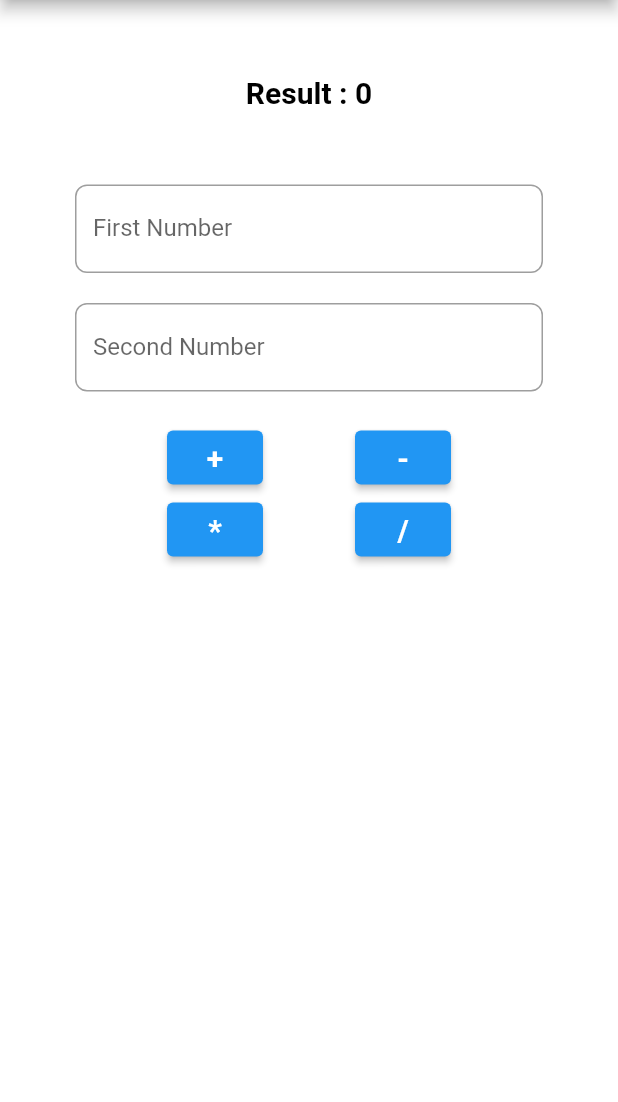
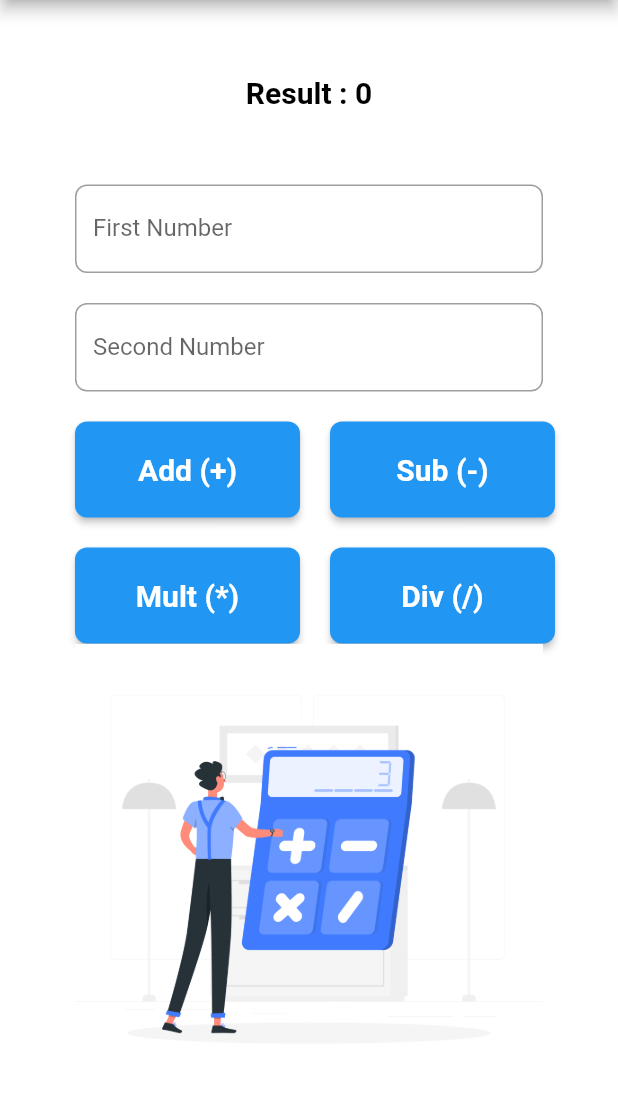
Before and after one commit to akashgamage/F-Cal, a Flutter app: the SimpleCalculator screen opened directly, on a phone screen of 412 x 824 dp, the part 84-1186 px from its top. Run offline on Flutter 3.47's test engine with Material 2 defaults, Android fonts, the light colour scheme and no system bars.

Commit message:
back updt

```diff
--- a/lib/simplecalculator.dart
+++ b/lib/simplecalculator.dart
@@ -47,7 +47,7 @@ class _SimpleCalculatorState extends State<SimpleCalculator> {
   @override
   Widget build(BuildContext context) {
     return Scaffold(
-      backgroundColor: Color.fromARGB(255, 255, 255, 255),
+      backgroundColor: const Color.fromARGB(255, 255, 255, 255),
       appBar: AppBar(
         title: const Text("Simple Calculator"),
       ),
@@ -57,10 +57,10 @@ class _SimpleCalculatorState extends State<SimpleCalculator> {
           children: [
             Text(
               "Result : $result",
-              style: TextStyle(
+              style: const TextStyle(
                   fontSize: 20,
                   fontWeight: FontWeight.bold,
-                  color: const Color.fromARGB(255, 0, 0, 0)),
+                  color: Color.fromARGB(255, 0, 0, 0)),
             ),
             const SizedBox(
               height: 50,
@@ -88,57 +88,100 @@ class _SimpleCalculatorState extends State<SimpleCalculator> {
             Row(
               mainAxisAlignment: MainAxisAlignment.spaceEvenly,
               children: [
-                ElevatedButton(
+                SizedBox(
+                  height: 64,
+                  width: 150,
+                  child: ElevatedButton(
+                      style: ElevatedButton.styleFrom(
+                          shape: RoundedRectangleBorder(
+                        borderRadius: BorderRadius.circular(8),
+                      )),
                       onPressed: () {
                         add();
                         controller1.clear();
                         controller2.clear();
                       },
                       child: const Text(
-                      "+",
-                      style:
-                          TextStyle(fontSize: 20, fontWeight: FontWeight.bold),
+                        "Add (+)",
+                        style: TextStyle(
+                            fontSize: 20, fontWeight: FontWeight.bold),
                       )),
-                ElevatedButton(
+                ),
+                const SizedBox(
+                  width: 20,
+                ),
+                SizedBox(
+                  height: 64,
+                  width: 150,
+                  child: ElevatedButton(
+                      style: ElevatedButton.styleFrom(
+                          shape: RoundedRectangleBorder(
+                        borderRadius: BorderRadius.circular(8),
+                      )),
                       onPressed: () {
                         sub();
                         controller1.clear();
                         controller2.clear();
                       },
                       child: const Text(
-                      "-",
-                      style:
-                          TextStyle(fontSize: 20, fontWeight: FontWeight.bold),
+                        "Sub (-)",
+                        style: TextStyle(
+                            fontSize: 20, fontWeight: FontWeight.bold),
                       )),
+                ),
               ],
+            ),
+            const SizedBox(
+              height: 20,
             ),
             Row(
               mainAxisAlignment: MainAxisAlignment.spaceEvenly,
               children: [
-                ElevatedButton(
+                SizedBox(
+                  height: 64,
+                  width: 150,
+                  child: ElevatedButton(
+                      style: ElevatedButton.styleFrom(
+                          shape: RoundedRectangleBorder(
+                        borderRadius: BorderRadius.circular(8),
+                      )),
                       onPressed: () {
                         mul();
                         controller1.clear();
                         controller2.clear();
                       },
                       child: const Text(
-                      "*",
-                      style:
-                          TextStyle(fontSize: 20, fontWeight: FontWeight.bold),
+                        "Mult (*)",
+                        style: TextStyle(
+                            fontSize: 20, fontWeight: FontWeight.bold),
                       )),
-                ElevatedButton(
+                ),
+                const SizedBox(
+                  width: 20,
+                ),
+                SizedBox(
+                  height: 64,
+                  width: 150,
+                  child: ElevatedButton(
+                      style: ElevatedButton.styleFrom(
+                          shape: RoundedRectangleBorder(
+                        borderRadius: BorderRadius.circular(8),
+                      )),
                       onPressed: () {
                         divi();
                         controller1.clear();
                         controller2.clear();
                       },
                       child: const Text(
-                      "/",
-                      style:
-                          TextStyle(fontSize: 20, fontWeight: FontWeight.bold),
+                        "Div (/)",
+                        style: TextStyle(
+                            fontSize: 20, fontWeight: FontWeight.bold),
                       )),
+                ),
               ],
             ),
+            // Image.asset('assets/images/simplecal.jpg'),
+            Image.asset('assets/images/SimpleCal.png'),
           ],
         ),
       ),
--- a/pubspec.yaml
+++ b/pubspec.yaml
@@ -59,7 +59,8 @@ flutter:
   uses-material-design: true
 
   # To add assets to your application, add an assets section, like this:
-  # assets:
+  assets:
+    - assets/images/
   #   - images/a_dot_burr.jpeg
   #   - images/a_dot_ham.jpeg
 
```
Also changed, not shown: assets/images/Screenshot_1687099901.png (renamed from images/Screenshot_1687099901.png), assets/images/SimpleCal.png (added), assets/images/Simulator Screenshot - iPhone 14 Pro Max - 2023-06-18 at 20.19.29.png (renamed from images/Simulator Screenshot - iPhone 14 Pro Max - 2023-06-18 at 20.19.29.png), assets/images/simplecal.jpg (added). Lines whose indentation alone changed are shown as unchanged.
